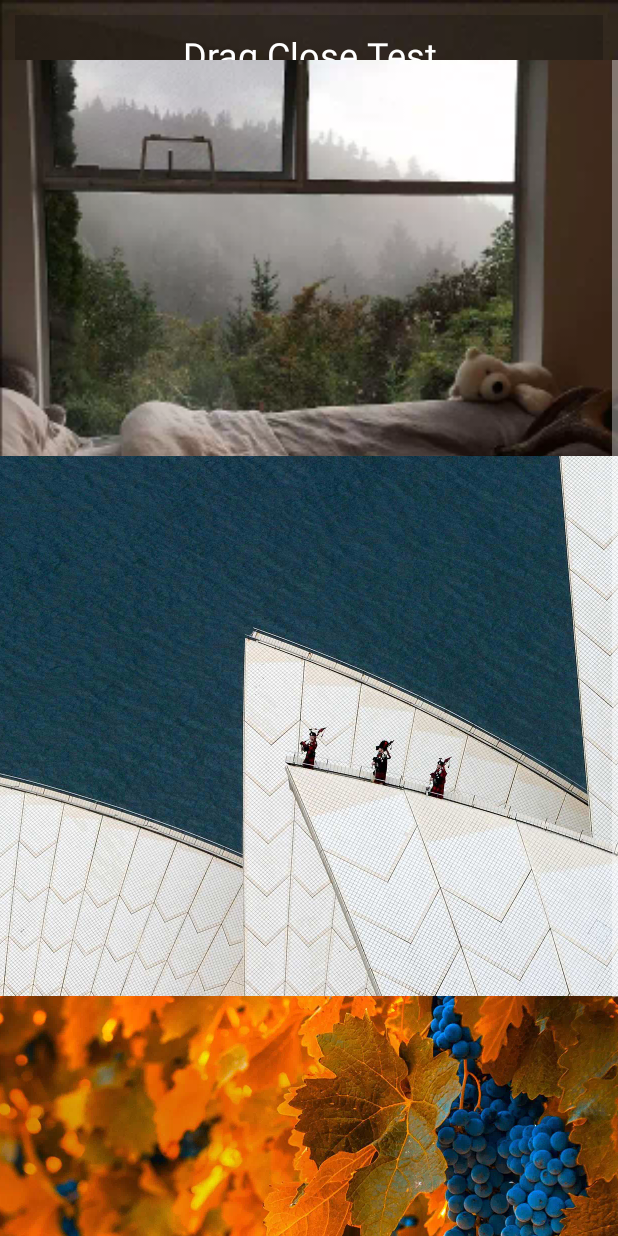
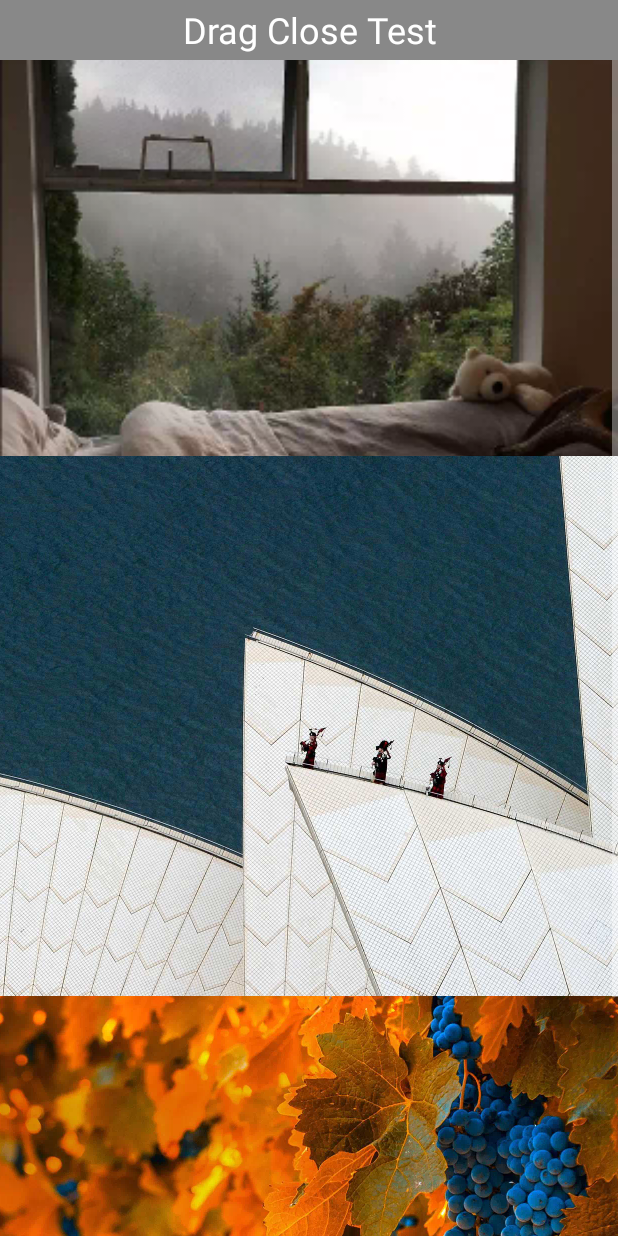
Before and after one commit to funnywolfdadada/LittleDemon, an Android app: the screen it shows after launch (MainActivity), after a tap on "Drag Close Test", on a phone screen of 412 x 824 dp. Run offline under Robolectric (Android 15) with nearby library versions, the phone set to English and light mode, and no system bars.

Commit message:
完善 DragCloseLayout

```diff
--- a/app/src/main/java/com/funnywolf/littledemon/fragments/DragCloseFragment.kt
+++ b/app/src/main/java/com/funnywolf/littledemon/fragments/DragCloseFragment.kt
@@ -2,7 +2,6 @@
 
 import android.os.Bundle
 import android.support.v4.app.Fragment
-import android.support.v4.app.FragmentManager
 import android.view.LayoutInflater
 import android.view.View
 import android.view.ViewGroup
@@ -17,6 +16,7 @@
     override fun onViewCreated(view: View, savedInstanceState: Bundle?) {
         super.onViewCreated(view, savedInstanceState)
         view.dragCloseLayout.setOnCloseListener(this::onDragClose)
+        view.dragCloseLayout.setCanScrollView(view.scrollView)
     }
 
     private fun onDragClose(): Boolean {
--- a/app/src/main/res/layout/fragment_layout_drag_close.xml
+++ b/app/src/main/res/layout/fragment_layout_drag_close.xml
@@ -6,7 +6,16 @@
         android:layout_width="match_parent"
         android:layout_height="match_parent">
 
-    <ScrollView android:layout_marginTop="40dp" android:layout_width="match_parent" android:layout_height="match_parent">
+    <TextView
+            android:text="Drag Close Test"
+            android:textSize="24sp"
+            android:textColor="#FFFF"
+            android:background="#F888"
+            android:gravity="center"
+            android:layout_width="match_parent"
+            android:layout_height="40dp"/>
+
+    <ScrollView android:id="@+id/scrollView" android:layout_marginTop="40dp" android:layout_width="match_parent" android:layout_height="match_parent">
         <LinearLayout android:orientation="vertical" android:layout_width="match_parent" android:layout_height="match_parent">
             <ImageView android:src="@mipmap/bg0" android:scaleType="centerCrop" android:layout_width="match_parent" android:layout_height="match_parent"/>
             <ImageView android:src="@mipmap/bg1" android:scaleType="centerCrop" android:layout_width="match_parent" android:layout_height="match_parent"/>
```
Also changed, not shown: app/src/main/java/com/funnywolf/littledemon/views/DragCloseLayout.kt (+16 -14 lines).
